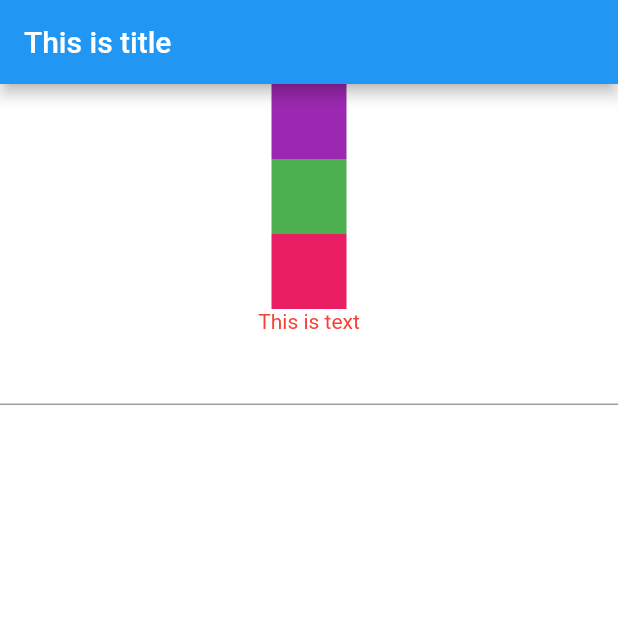
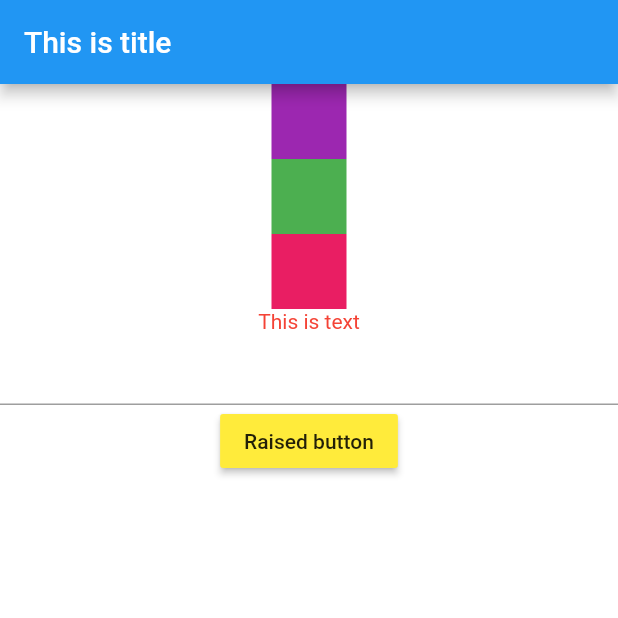
Before and after one commit to grishmashrestha/flutter_lala, a Flutter app: the screen it shows after launch, on a phone screen of 412 x 824 dp, the top half of it. Run offline on Flutter 3.47's test engine with Material 2 defaults, Android fonts, the phone set to English and light mode, and no system bars.

Commit message:
Add raised button

```diff
--- a/lib/screens/home.dart
+++ b/lib/screens/home.dart
@@ -40,7 +40,12 @@ class HomePage extends StatelessWidget {
             "This is text",
             style: TextStyle(color: Colors.red),
           ),
-          TextField()
+          TextField(),
+          RaisedButton(
+            onPressed: () {},
+            color: Colors.yellow,
+            child: Text("Raised button"),
+          )
         ],
       ),
     );
```
